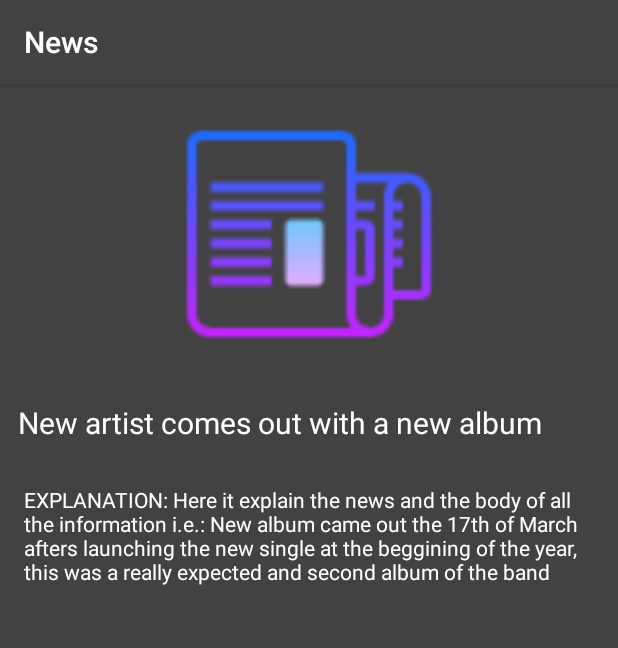
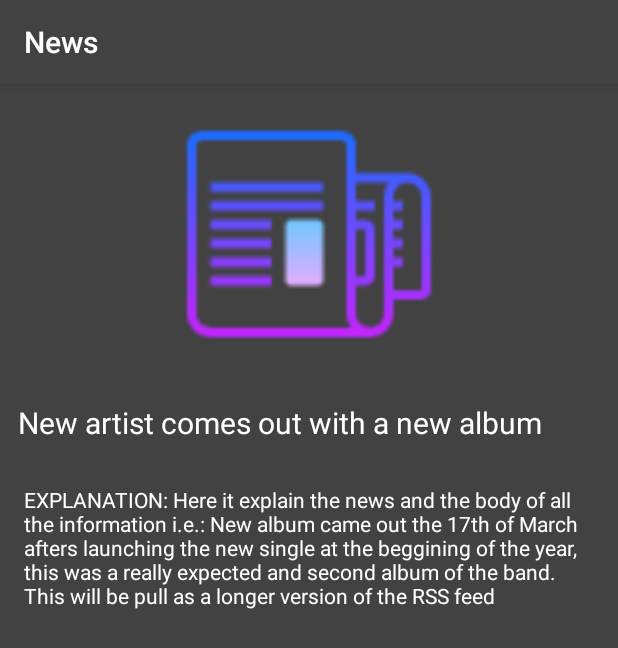
Before and after one commit to iriacarreira/MusicStrcutureIC02, an Android app: the NewsOneActivity screen opened directly, with no data from a screen before it, on a phone screen of 412 x 824 dp. Shown: the top 648 px of the screen. Run offline under Robolectric (Android 15) with nearby library versions, the phone set to English and light mode, and no system bars.

Commit message:
Text explanation updated

```diff
--- a/app/src/main/res/values/strings.xml
+++ b/app/src/main/res/values/strings.xml
@@ -5,7 +5,7 @@
     <string name="album_list">Top #nu - Album name</string>
     <string name="song_list">Top #nu - Song name</string>
     <string name="main_news">New artist comes out with a new album</string>
-    <string name="explanation_news">EXPLANATION: Here it explain the news and the body of all the information i.e.: New album came out the 17th of March afters launching the new single at the beggining of the year, this was a really expected and second album of the band</string>
+    <string name="explanation_news">EXPLANATION: Here it explain the news and the body of all the information i.e.: New album came out the 17th of March afters launching the new single at the beggining of the year, this was a really expected and second album of the band. This will be pull as a longer version of the RSS feed</string>
 <string name="title">Eating Hooks</string>
     <string name="artist">Moderat</string>
     <string name="explanation_main">EXPLANATION: The main screen gives access to the latest news about music. On the top right the user can directly access to the TOP 5 artist, TOP 5 albums and TOP 5 songs of the week. The news will be added by an RSS feed class </string>
```
